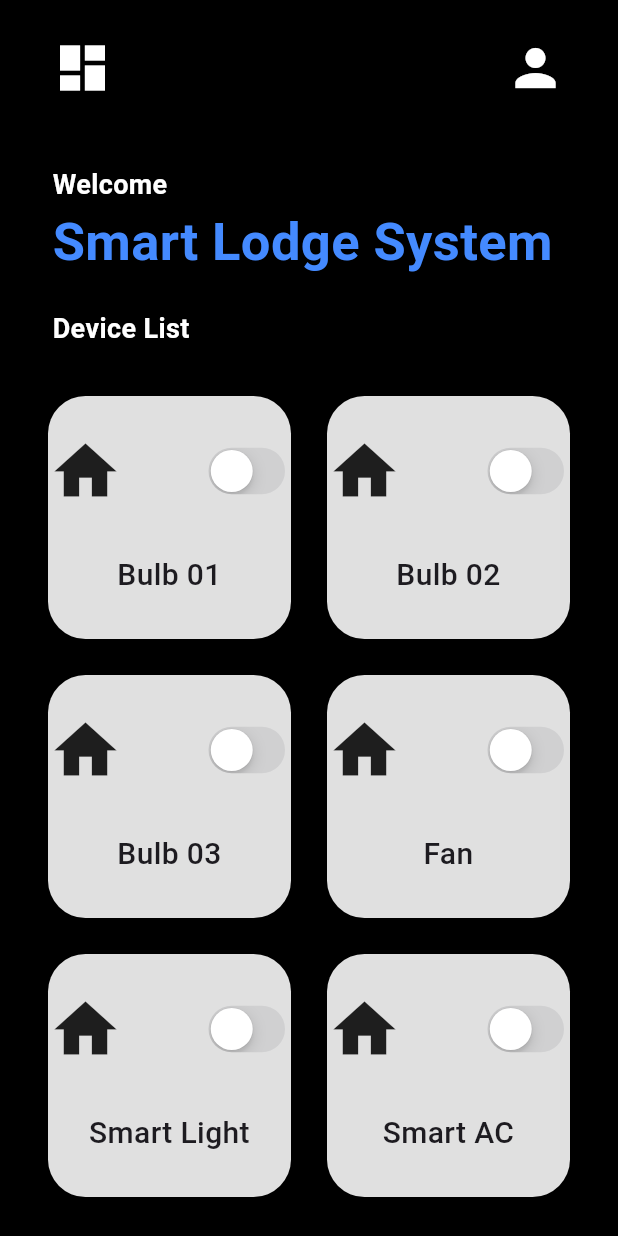
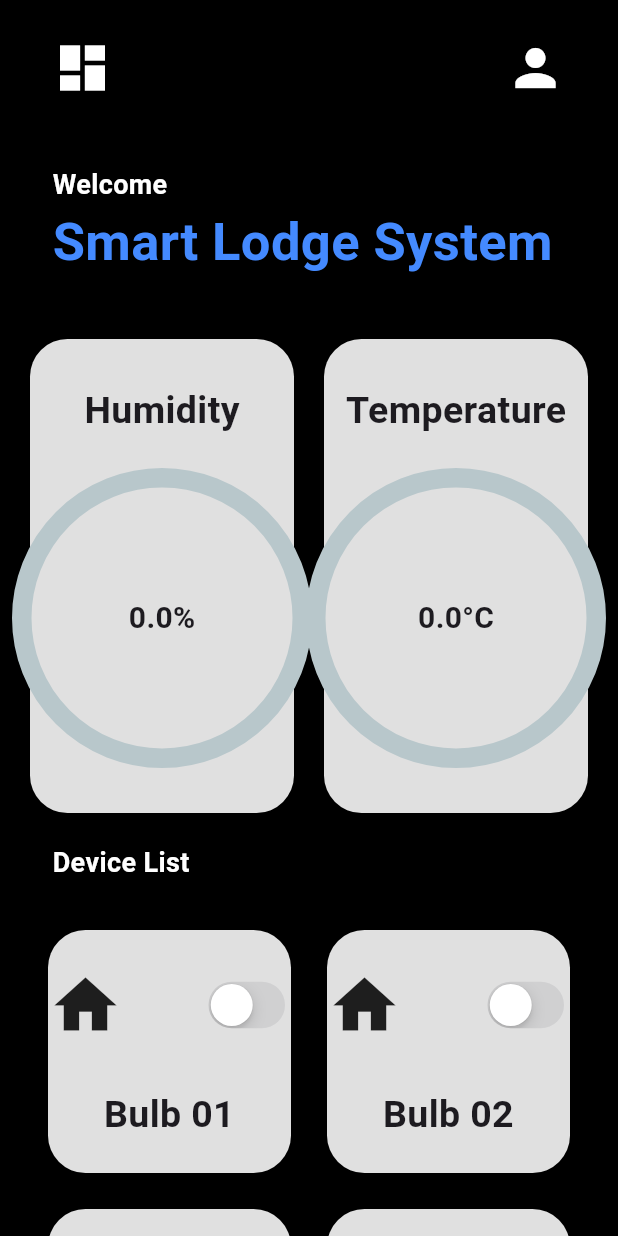
Before and after one commit to Kalana0001/smarthome, a Flutter app: the screen it shows after launch, on a phone screen of 412 x 824 dp. Run offline on Flutter 3.47's test engine with Material 3 defaults, Android fonts, the phone set to English and light mode, and no system bars; drawn by our look-alikes of percent_indicator; our stand-ins replace firebase_core, firebase_database; accounts and stored records are empty.

Commit message:
Update Flutter App

```diff
--- a/lib/pages/home.dart
+++ b/lib/pages/home.dart
@@ -1,6 +1,9 @@
 import 'package:flutter/cupertino.dart';
 import 'package:flutter/material.dart';
 import 'package:firebase_database/firebase_database.dart';
+import 'package:percent_indicator/percent_indicator.dart';
+import 'dart:ui';
+
 
 class Home extends StatefulWidget {
   const Home({super.key});
@@ -11,6 +14,9 @@ class Home extends StatefulWidget {
 
 class _HomeState extends State<Home> {
   final DatabaseReference _database = FirebaseDatabase.instance.ref();
+  double humidity = 0.0;
+  double temperature = 0.0;
+
   List<List<dynamic>> devices = [
     ["Bulb 01", "assets/icons/lock.png", false],
     ["Bulb 02", "assets/icons/window.png", false],
@@ -23,7 +29,24 @@ class _HomeState extends State<Home> {
   @override
   void initState() {
     super.initState();
-    // Optionally, initialize state with values from Firebase
+    _fetchHumidity();
+    _fetchTemperature();
+  }
+
+  void _fetchHumidity() {
+    _database.child('humidity').onValue.listen((event) {
+      setState(() {
+        humidity = (event.snapshot.value as double) / 100.0;
+      });
+    });
+  }
+
+  void _fetchTemperature() {
+    _database.child('temperature').onValue.listen((event) {
+      setState(() {
+        temperature = (event.snapshot.value as double);
+      });
+    });
   }
 
   void powerSwitchChanged(bool value, int index) {
@@ -50,7 +73,7 @@ class _HomeState extends State<Home> {
                 mainAxisAlignment: MainAxisAlignment.spaceBetween,
                 children: const [
                   Icon(Icons.dashboard, size: 40, color: Colors.white),
-                  Icon(Icons.person, size: 40, color: Colors.white)
+                  Icon(Icons.person, size: 40, color: Colors.white),
                 ],
               ),
             ),
@@ -60,21 +83,101 @@ class _HomeState extends State<Home> {
               child: Column(
                 crossAxisAlignment: CrossAxisAlignment.start,
                 children: const [
-                  Text("Welcome", style: TextStyle(fontSize: 18, color: Colors.white, fontWeight: FontWeight.bold)),
-                  Text("Smart Lodge System", style: TextStyle(fontSize: 35, color: Colors.blueAccent, fontWeight: FontWeight.bold)),
+                  Text(
+                    "Welcome",
+                    style: TextStyle(fontSize: 18, color: Colors.white, fontWeight: FontWeight.bold),
+                  ),
+                  Text(
+                    "Smart Lodge System",
+                    style: TextStyle(fontSize: 35, color: Colors.blueAccent, fontWeight: FontWeight.bold),
+                  ),
                 ],
               ),
             ),
             const SizedBox(height: 20.0),
+            Center(
+              child: Padding(
+                padding: const EdgeInsets.all(20.0),
+                child: Row(
+                  mainAxisAlignment: MainAxisAlignment.center,
+                  children: [
+                    Expanded(
+                      child: Container(
+                        decoration: BoxDecoration(
+                          color: Colors.grey[300],
+                          borderRadius: BorderRadius.circular(25.0),
+                        ),
+                        padding: const EdgeInsets.symmetric(vertical: 30.0),
+                        child: Column(
+                          mainAxisAlignment: MainAxisAlignment.center,
+                          children: [
+                            const Text(
+                              "Humidity",
+                              style: TextStyle(fontSize: 25.0, fontWeight: FontWeight.bold),
+                            ),
+                            const SizedBox(height: 20.0),
+                            CircularPercentIndicator(
+                              radius: 100.0,
+                              lineWidth: 13.0,
+                              percent: humidity,
+                              center: Text(
+                                "${(humidity * 100).toStringAsFixed(1)}%",
+                                style: const TextStyle(fontSize: 20.0, fontWeight: FontWeight.bold),
+                              ),
+                              progressColor: Colors.blue,
+                            ),
+                          ],
+                        ),
+                      ),
+                    ),
+                    const SizedBox(width: 20.0),
+                    Expanded(
+                      child: Container(
+                        decoration: BoxDecoration(
+                          color: Colors.grey[300],
+                          borderRadius: BorderRadius.circular(25.0),
+                        ),
+                        padding: const EdgeInsets.symmetric(vertical: 30.0),
+                        child: Column(
+                          mainAxisAlignment: MainAxisAlignment.center,
+                          children: [
+                            const Text(
+                              "Temperature",
+                              style: TextStyle(fontSize: 25.0, fontWeight: FontWeight.bold),
+                            ),
+                            const SizedBox(height: 20.0),
+                            CircularPercentIndicator(
+                              radius: 100.0,
+                              lineWidth: 13.0,
+                              percent: temperature / 100, // Assuming temperature is a percentage
+                              center: Text(
+                                "${temperature.toStringAsFixed(1)}°C",
+                                style: const TextStyle(fontSize: 20.0, fontWeight: FontWeight.bold),
+                              ),
+                              progressColor: Colors.red,
+                            ),
+                          ],
+                        ),
+                      ),
+                    ),
+                  ],
+                ),
+              ),
+            ),
             Padding(
               padding: const EdgeInsets.symmetric(horizontal: 35.0),
-              child: const Text("Device List", style: TextStyle(fontSize: 18, color: Colors.white, fontWeight: FontWeight.w600)),
+              child: const Text(
+                "Device List",
+                style: TextStyle(fontSize: 18, color: Colors.white, fontWeight: FontWeight.w600),
+              ),
             ),
             Expanded(
               child: GridView.builder(
                 itemCount: devices.length,
                 padding: const EdgeInsets.all(20.0),
-                gridDelegate: const SliverGridDelegateWithFixedCrossAxisCount(crossAxisCount: 2),
+                gridDelegate: const SliverGridDelegateWithFixedCrossAxisCount(
+                  crossAxisCount: 2,
+                ),
                 itemBuilder: (context, index) {
                   return Padding(
                     padding: const EdgeInsets.all(12.0),
@@ -82,6 +185,16 @@ class _HomeState extends State<Home> {
                       decoration: BoxDecoration(
                         color: Colors.grey[300],
                         borderRadius: BorderRadius.circular(25.0),
+                        boxShadow: devices[index][2]
+                            ? [
+                                BoxShadow(
+                                  color: Colors.blue.withOpacity(0.5),
+                                  spreadRadius: 5,
+                                  blurRadius: 10,
+                                  offset: Offset(0, 3), // changes position of shadow
+                                ),
+                              ]
+                            : [],
                       ),
                       padding: const EdgeInsets.symmetric(vertical: 25.0),
                       child: Column(
@@ -89,8 +202,9 @@ class _HomeState extends State<Home> {
                           Row(
                             mainAxisAlignment: MainAxisAlignment.spaceBetween,
                             children: [
+                              // Uncomment and use the following line if you have valid asset paths
                               // Image.asset(devices[index][1], height: 50),
-                              Icon(Icons.home, size: 50),
+                              Icon(Icons.home, size: 50), // Placeholder icon
                               CupertinoSwitch(
                                 value: devices[index][2],
                                 onChanged: (value) {
@@ -103,7 +217,7 @@ class _HomeState extends State<Home> {
                             padding: const EdgeInsets.only(top: 30, left: 10, right: 10),
                             child: Text(
                               devices[index][0],
-                              style: const TextStyle(fontSize: 20.0, fontWeight: FontWeight.w500),
+                              style: const TextStyle(fontSize: 25.0, fontWeight: FontWeight.w700),
                               textAlign: TextAlign.center,
                             ),
                           ),
--- a/pubspec.yaml
+++ b/pubspec.yaml
@@ -38,6 +38,7 @@ dependencies:
   cupertino_icons: ^1.0.6
   firebase_core: ^3.2.0
   firebase_database: ^11.0.3
+  percent_indicator: ^4.2.2
 
 dev_dependencies:
   flutter_test:
@@ -62,7 +63,7 @@ flutter:
   uses-material-design: true
 
   # To add assets to your application, add an assets section, like this:
-  # assets:
+  #  assets:
   #   - images/a_dot_burr.jpeg
   #   - images/a_dot_ham.jpeg
 
```
Also changed, not shown: assets/images/lock.png (added), lib/firebase_options.dart, pubspec.lock.
